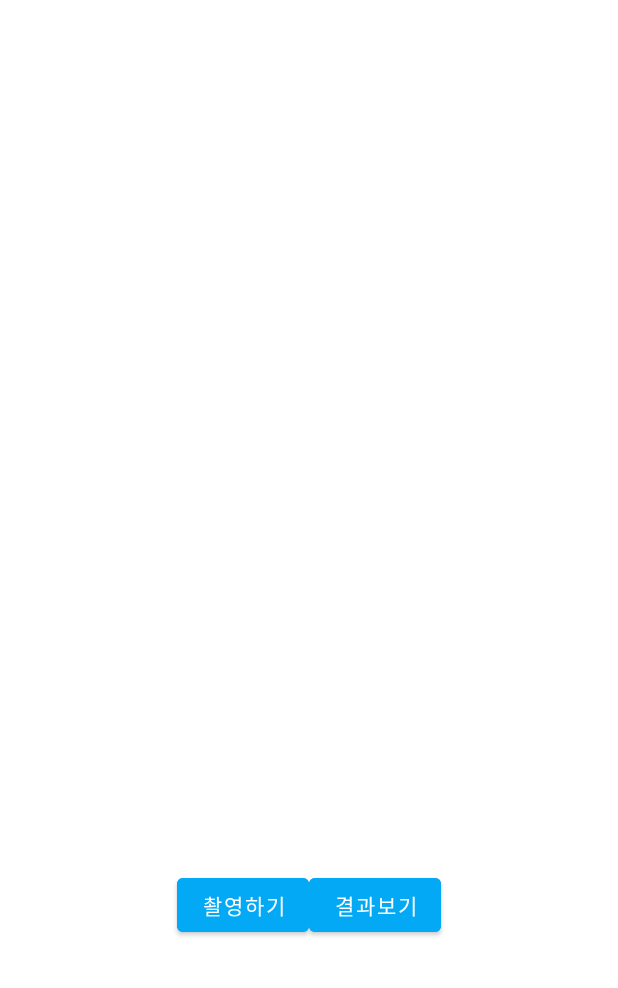
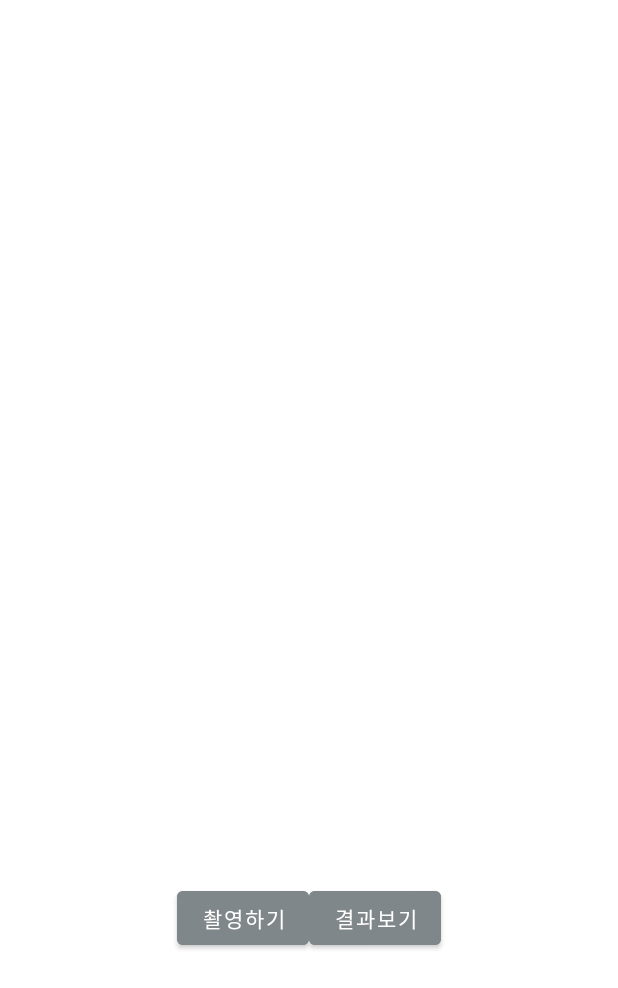
Before and after one commit to youngmanpark/ClassifyBottle, an Android app: the screen it shows after launch (CameraActivity), on a phone screen of 412 x 824 dp. Shown: the top 988 px of the screen. Run offline under Robolectric (Android 15) with nearby library versions, the phone set to English and light mode, and no system bars.

Commit message:
new commit

```diff
--- a/app/src/main/res/layout/activity_camera.xml
+++ b/app/src/main/res/layout/activity_camera.xml
@@ -5,18 +5,19 @@
     android:layout_height="wrap_content"
     android:gravity="center"
     android:orientation="vertical"
+
     tools:context=".MainActivity">
 
     <ImageView
         android:id="@+id/ivCapture"
-        android:layout_width="386dp"
-        android:layout_height="532dp"
+        android:layout_width="match_parent"
+        android:layout_height="520dp"
         android:padding="30dp" />
 
     <TextView
         android:id="@+id/responseText"
         android:layout_width="411dp"
-        android:layout_height="47dp"
+        android:layout_height="44dp"
         android:gravity="center"
         android:textAlignment="center"
         android:textSize="23sp"
@@ -24,7 +25,7 @@
 
     <LinearLayout
         android:layout_width="match_parent"
-        android:layout_height="wrap_content"
+        android:layout_height="96dp"
         android:gravity="center"
         android:orientation="horizontal">
 
@@ -32,15 +33,18 @@
             android:id="@+id/btnCapture"
             android:layout_width="wrap_content"
             android:layout_height="wrap_content"
-            android:backgroundTint="#03A9F4"
+            android:backgroundTint="#80878A"
+
+
             android:text="촬영하기" />
 
         <Button
             android:id="@+id/btnSave"
             android:layout_width="wrap_content"
             android:layout_height="wrap_content"
-            android:backgroundTint="#03A9F4"
+            android:backgroundTint="#80878A"
             android:text="결과보기" />
+
     </LinearLayout>
 
 </LinearLayout>
--- a/app/src/main/res/values/themes.xml
+++ b/app/src/main/res/values/themes.xml
@@ -10,9 +10,10 @@
         <item name="colorSecondaryVariant">@color/teal_700</item>
         <item name="colorOnSecondary">@color/black</item>
         <!-- Status bar color. -->
-        <item name="android:statusBarColor" tools:targetApi="l">?attr/colorPrimaryVariant</item>
+        <item name="android:statusBarColor">#000</item>
         <!-- Customize your theme here. -->
         <item name="windowActionBar">false</item>
         <item name="windowNoTitle">true</item>
+
     </style>
 </resources>
```
